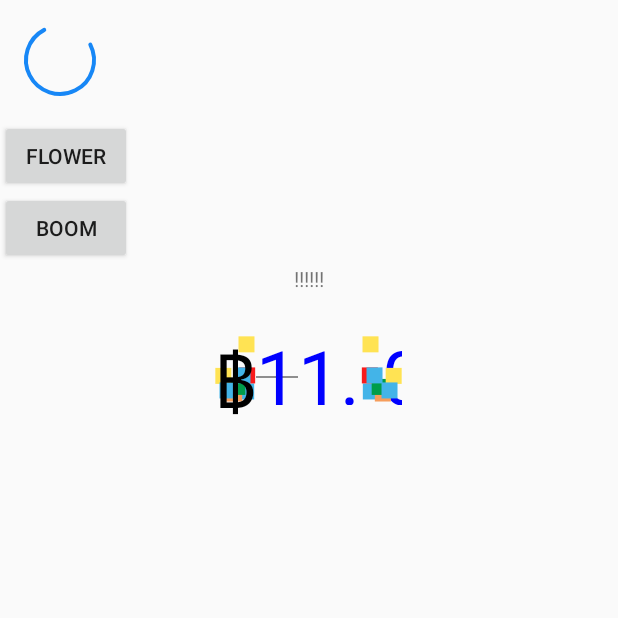
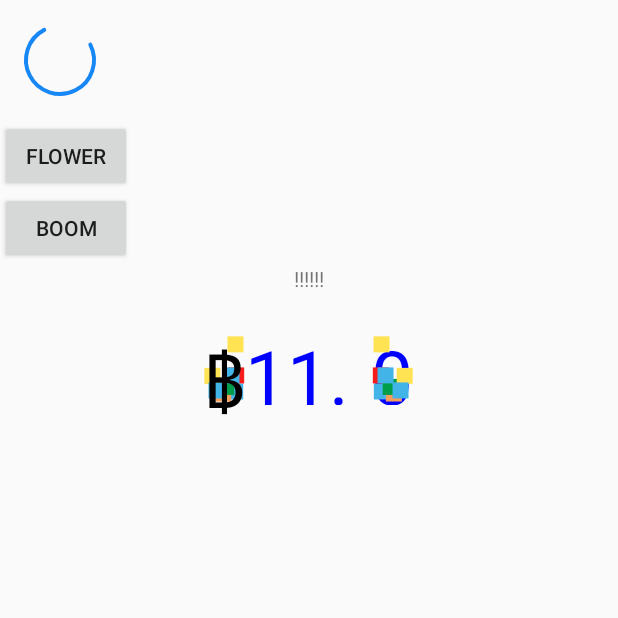
Before and after one commit to could-deng/WidgetModule, an Android app: the screen it shows after launch (ProgressTestActivity), after a tap on "BOOM", on a phone screen of 412 x 824 dp, the top half of it. Run offline under Robolectric (Android 15) with nearby library versions, the phone set to English and light mode, and no system bars; 1 other tap on this screen came first.

Commit message:
修改RandomTextView 控件宽度

```diff
--- a/widgetlibrary/src/main/java/com/sdk/dyq/widgetlibrary/bluepay/BoomColorFlowerView.java
+++ b/widgetlibrary/src/main/java/com/sdk/dyq/widgetlibrary/bluepay/BoomColorFlowerView.java
@@ -272,12 +272,13 @@ public class BoomColorFlowerView extends View {
                 mHandler.sendEmptyMessageDelayed(1, TIME_REFRESH_DELAY);
             }else{
                 startBoom = false;
+                invalidate();
                 mHandler.removeCallbacksAndMessages(null);
             }
         }else {
-            if (startAreaHeight != 0 && startAreaWidth != 0) {
-                canvas.drawRect(0, 0, startAreaWidth, startAreaHeight, paint);
-            }
+//            if (startAreaHeight != 0 && startAreaWidth != 0) {
+//                canvas.drawRect(0, 0, startAreaWidth, startAreaHeight, paint);
+//            }
         }
     }
 
--- a/widgetlibrary/src/main/java/com/sdk/dyq/widgetlibrary/bluepay/RandomTextView.java
+++ b/widgetlibrary/src/main/java/com/sdk/dyq/widgetlibrary/bluepay/RandomTextView.java
@@ -10,9 +10,6 @@ import android.support.v7.widget.AppCompatTextView;
 import android.util.AttributeSet;
 import android.util.Log;
 import android.util.TypedValue;
-
-import java.math.BigDecimal;
-import java.text.DecimalFormat;
 import java.util.ArrayList;
 import java.util.Random;
 
@@ -210,7 +207,9 @@ public class RandomTextView extends AppCompatTextView{
 //                    for(int i = 0;i<widths.length;i++){
 //                        result += widths[i];
 //                    }
-                    result = (int) Math.ceil(p.measureText(valueOrigin));
+                    float[] widthPer = new float[4];
+                    p.getTextWidths("0000", widthPer);
+                    result = (int) Math.ceil(widthPer[0]*valueOrigin.length());
 
                 }else{
                     p.getTextBounds("0", 0, 1, mTextBounds);
@@ -309,7 +308,7 @@ public class RandomTextView extends AppCompatTextView{
     //绘制
     private void drawNumber(Canvas canvas) {
         //todo test 画底线
-        canvas.drawLine(0,baseline/2,f0,baseline/2,p_test);
+//        canvas.drawLine(0,baseline/2,f0,baseline/2,p_test);
 
         for (int j = 0; j < numLength; j++) {//每列
             for (int i = 1; i < maxLine; i++) {//每行
--- a/widgetlibrary/src/main/res/layout/layout_boom_num_view.xml
+++ b/widgetlibrary/src/main/res/layout/layout_boom_num_view.xml
@@ -13,7 +13,7 @@
                     android:id="@+id/boom_view_left"
                     android:layout_width="wrap_content"
                     android:layout_height="wrap_content"
-                    android:layout_centerVertical="true"/>
+                    android:layout_centerVertical="true" />
                 <TextView
                     android:layout_width="wrap_content"
                     android:layout_height="wrap_content"
@@ -25,7 +25,8 @@
                     android:id="@+id/tv_random_num"
                     android:layout_width="wrap_content"
                     android:layout_height="wrap_content"
-                    android:layout_centerVertical="true"/>
+                    android:layout_centerVertical="true"
+                    android:gravity="center_horizontal"/>
                 <com.sdk.dyq.widgetlibrary.bluepay.BoomColorFlowerView
                     android:id="@+id/boom_view"
                     android:layout_width="wrap_content"
```
